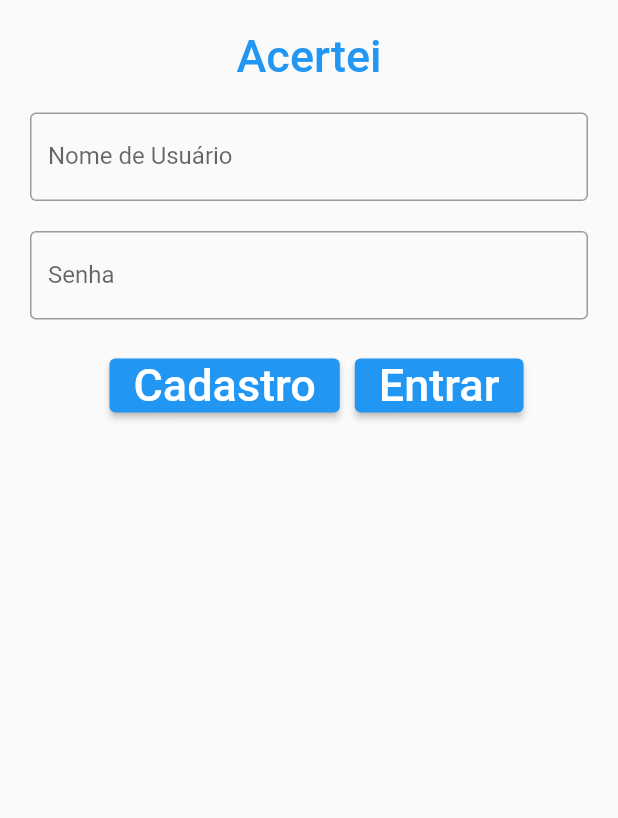
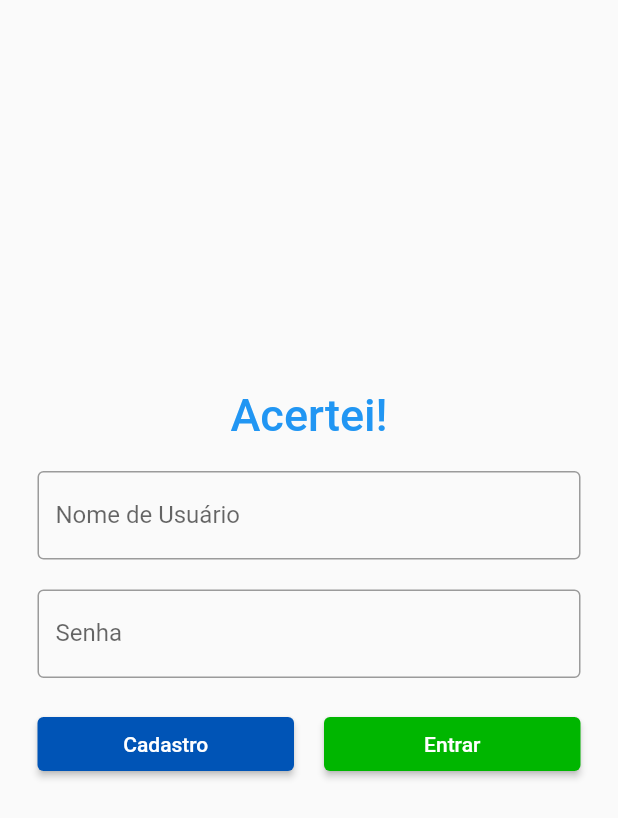
Before and after one commit to gilneyjr/acertei, a Flutter app: the screen it shows after launch, on a phone screen of 412 x 824 dp. Shown: the top 818 px of the screen. Run offline on Flutter 3.47's test engine with Material 2 defaults, Android fonts, the light colour scheme and no system bars.

Commit message:
feat: finalização da tela de login

```diff
--- a/lib/pages/login.dart
+++ b/lib/pages/login.dart
@@ -19,15 +19,16 @@ class LoginState extends State<Login> {
   @override
   Widget build(BuildContext context) {
     return Scaffold(
-      body: Padding(
-        padding: EdgeInsets.all(10),
-        child: ListView(
+        body: Container(
+            padding: EdgeInsets.fromLTRB(15, 15, 15, 60),
+            child: Column(
+              mainAxisAlignment: MainAxisAlignment.center,
               children: [
                 Container(
                     alignment: Alignment.center,
                     padding: EdgeInsets.all(10),
                     child: Text(
-                  'Acertei',
+                      'Acertei!',
                       style: TextStyle(
                           color: Colors.blue,
                           fontWeight: FontWeight.w500,
@@ -55,72 +56,37 @@ class LoginState extends State<Login> {
                   ),
                 ),
                 Container(
+                    padding: EdgeInsets.all(10),
                     child: Row(
                       children: [
-                Container(
-                  padding: EdgeInsets.all(10),
+                        Expanded(
+                            child: Container(
+                                padding: EdgeInsets.fromLTRB(0, 0, 10, 0),
                                 child: ElevatedButton(
                                     onPressed: () {},
                                     child: Text('Cadastro',
-                          style: TextStyle(color: Colors.white, fontSize: 30))),
-                ),
-                ElevatedButton(
+                                        style: TextStyle(color: Colors.white)),
+                                    style: ElevatedButton.styleFrom(
+                                        primary: Color.fromARGB(
+                                            255, 0, 84, 182), // background
+                                        onPrimary: Colors.white // foreground
+                                        )))),
+                        Expanded(
+                            child: Container(
+                                padding: EdgeInsets.fromLTRB(10, 0, 0, 0),
+                                child: ElevatedButton(
                                     onPressed: () {},
                                     child: Text('Entrar',
-                        style: TextStyle(color: Colors.white, fontSize: 30)))
+                                        style: TextStyle(color: Colors.white)),
+                                    style: ElevatedButton.styleFrom(
+                                        primary: Color.fromARGB(
+                                            255, 0, 182, 0), // background
+                                        onPrimary: Colors.white // foreground
+                                        ))))
                       ],
                       mainAxisAlignment: MainAxisAlignment.center,
                     ))
               ],
-        ),
-      ),
-      //   body: Center(
-      //       child: Column(children: [
-      // TextFormField(
-      //   keyboardType: TextInputType.text,
-      //   decoration: InputDecoration(
-      //       labelText: "Nome de Usuário",
-      //       labelStyle: TextStyle(color: placeholderColor)),
-      //   textAlign: TextAlign.start,
-      //   style: TextStyle(color: textColor, fontSize: 30),
-      //   controller: usuario,
-      //   validator: (value) {
-      //     if (value == null || value.isEmpty)
-      //       return "O nome de usuário não pode ser vazio.";
-      //   },
-      // ),
-      // ]))
-    );
-    // return Center(
-    //     child: Column(
-    //   children: [
-    //     TextFormField(
-    //       keyboardType: TextInputType.text,
-    //       decoration: InputDecoration(
-    //           labelText: "Nome de Usuário",
-    //           labelStyle: TextStyle(color: placeholderColor)),
-    //       textAlign: TextAlign.start,
-    //       style: TextStyle(color: textColor, fontSize: 30),
-    //       controller: usuario,
-    //       validator: (value) {
-    //         if (value == null || value.isEmpty)
-    //           return "O nome de usuário não pode ser vazio.";
-    //       },
-    //     ),
-    //     TextFormField(
-    //       keyboardType: TextInputType.visiblePassword,
-    //       decoration: InputDecoration(
-    //           labelText: "Senha",
-    //           labelStyle: TextStyle(color: placeholderColor)),
-    //       textAlign: TextAlign.start,
-    //       style: TextStyle(color: textColor, fontSize: 30),
-    //       controller: senha,
-    //       validator: (value) {
-    //         if (value == null || value.isEmpty)
-    //           return "A senha não pode ser vazia.";
-    //       },
-    //     )
-    //   ],
-    // ));
+            )));
   }
 }
```
Lines whose indentation alone changed are shown as unchanged.
